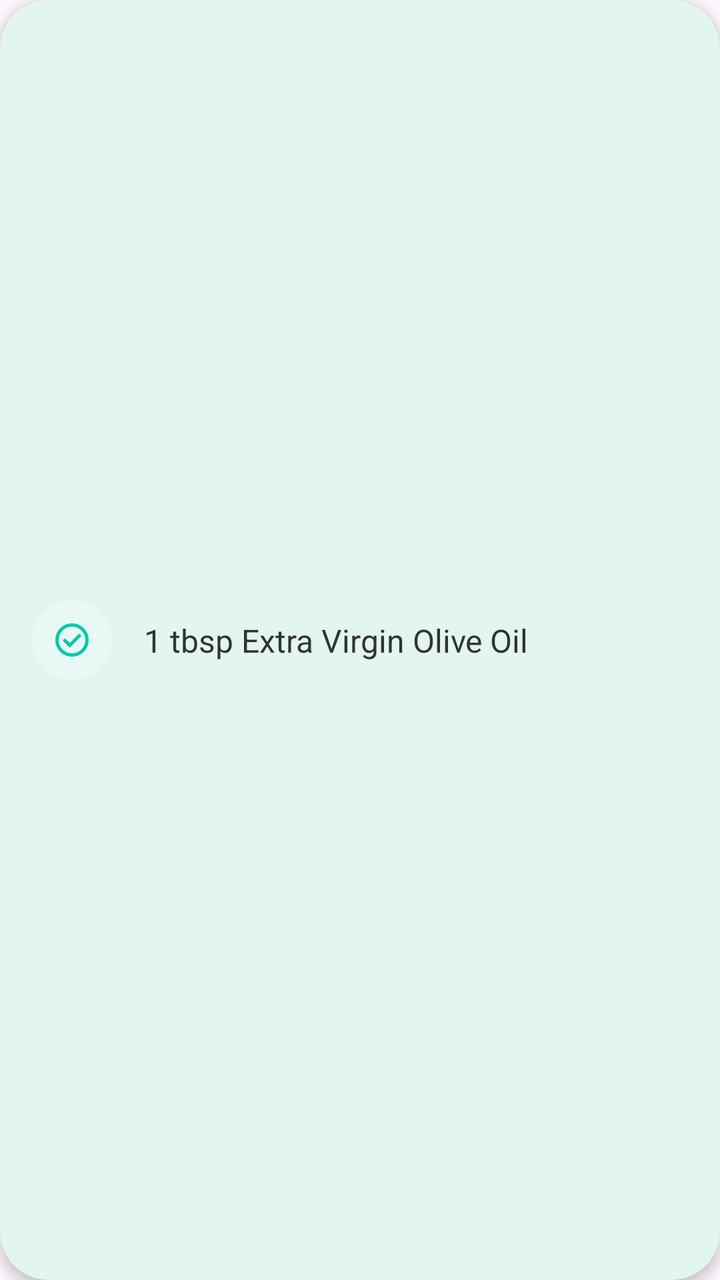
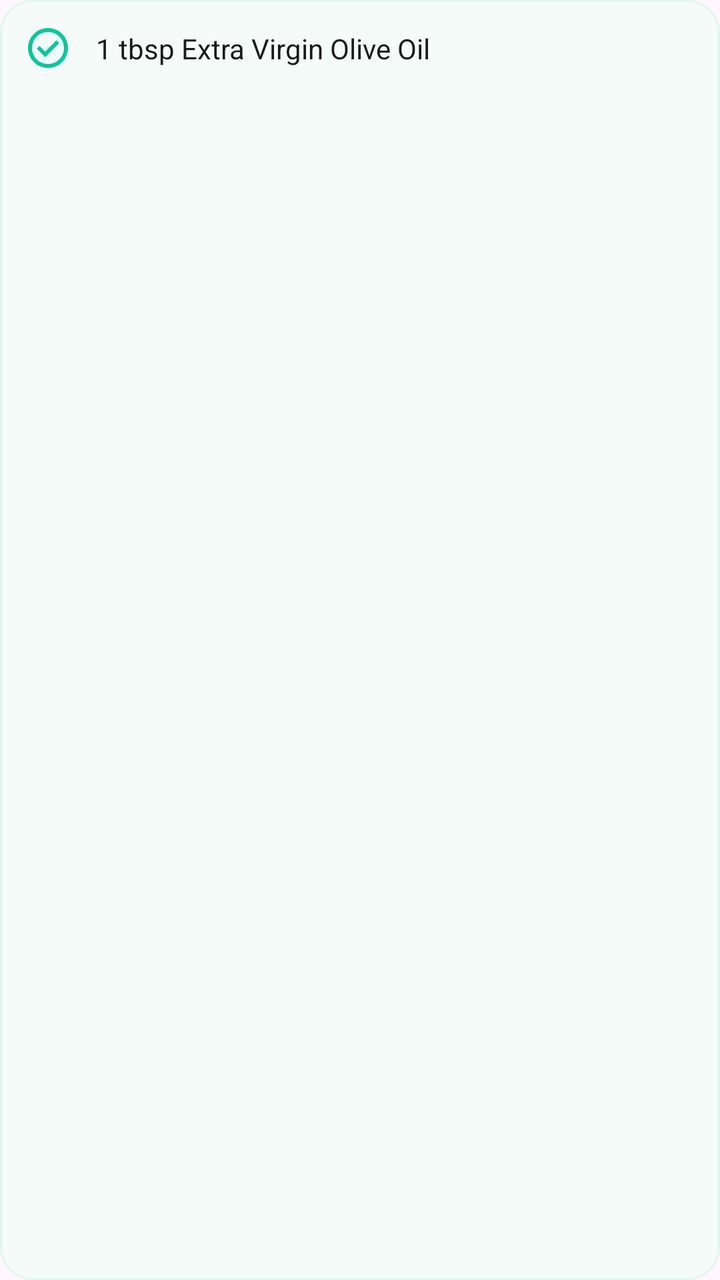

Compare the two renders of this Android layout. The source of the first and the diff that turns it into the second are given below.
<!-- AndroidManifest.xml: application theme Theme.RESTAURANTE -->
<!-- res/layout/item_ingredientes_layout.xml -->
<?xml version="1.0" encoding="utf-8"?>
<androidx.cardview.widget.CardView xmlns:android="http://schemas.android.com/apk/res/android"
    xmlns:tools="http://schemas.android.com/tools"
    xmlns:app="http://schemas.android.com/apk/res-auto"
    android:layout_width="match_parent"
    android:layout_height="wrap_content"
    android:layout_margin="10dp"
    app:cardCornerRadius="24dp"
    app:cardElevation="4dp"
    android:backgroundTint="@color/accent_dark">

    <androidx.constraintlayout.widget.ConstraintLayout
        android:layout_width="match_parent"
        android:layout_height="match_parent"
        android:padding="16dp">
        <FrameLayout
            android:id="@+id/checkContainer"
            android:layout_width="40dp"
            android:layout_height="40dp"
            android:background="@drawable/bg_circle_light_green"
            app:layout_constraintBottom_toBottomOf="parent"
            app:layout_constraintStart_toStartOf="parent"
            app:layout_constraintTop_toTopOf="parent">
            <ImageView
                android:layout_width="20dp"
                android:layout_height="20dp"
                android:layout_gravity="center"
                android:src="@drawable/ic_check_circle"
                app:tint="#00C9A7"/>
        </FrameLayout>
        <TextView
            android:id="@+id/tvIngredientName"
            android:layout_width="0dp"
            android:layout_height="wrap_content"
            android:layout_marginStart="16dp"
            android:text="1 tbsp Extra Virgin Olive Oil"
            android:textColor="#333333"
            android:textSize="16sp"
            app:layout_constraintBottom_toBottomOf="parent"
            app:layout_constraintEnd_toEndOf="parent"
            app:layout_constraintStart_toEndOf="@id/checkContainer"
            app:layout_constraintTop_toTopOf="parent" />
    </androidx.constraintlayout.widget.ConstraintLayout>
</androidx.cardview.widget.CardView>
<!-- resources referenced by this layout -->
<resources>
  <color name="accent_dark">#E2F5EE</color>
  <!-- drawable bg_circle_light_green (drawable) -->
  <shape xmlns:android="http://schemas.android.com/apk/res/android" android:shape="oval">
      <solid android:color="#E8F9F5" /> </shape>
  <!-- drawable ic_check_circle (drawable) -->
  <vector xmlns:android="http://schemas.android.com/apk/res/android" android:height="24dp" android:tint="#00C9A7" android:viewportHeight="960" android:viewportWidth="960" android:width="24dp">
        
      <path android:fillColor="@android:color/white" android:pathData="M424,664L706,382L650,326L424,552L310,438L254,494L424,664ZM480,880Q397,880 324,848.5Q251,817 197,763Q143,709 111.5,636Q80,563 80,480Q80,397 111.5,324Q143,251 197,197Q251,143 324,111.5Q397,80 480,80Q563,80 636,111.5Q709,143 763,197Q817,251 848.5,324Q880,397 880,480Q880,563 848.5,636Q817,709 763,763Q709,817 636,848.5Q563,880 480,880ZM480,800Q614,800 707,707Q800,614 800,480Q800,346 707,253Q614,160 480,160Q346,160 253,253Q160,346 160,480Q160,614 253,707Q346,800 480,800ZM480,480Q480,480 480,480Q480,480 480,480Q480,480 480,480Q480,480 480,480Q480,480 480,480Q480,480 480,480Q480,480 480,480Q480,480 480,480Z"/>
      
  </vector>
  <style name="Theme.RESTAURANTE" parent="Base.Theme.RESTAURANTE" />
  <style name="Base.Theme.RESTAURANTE" parent="Theme.Material3.DayNight.NoActionBar">
          
  
          <item name="android:statusBarColor">@color/brand_green</item>
          <item name="android:windowLightStatusBar">true</item>
      </style>
  <color name="brand_green">#00D09C</color>
</resources>

<!-- the commit's change to res/layout/item_ingredientes_layout.xml (unified diff, before → after) -->
@@ -1,44 +1,43 @@
 <?xml version="1.0" encoding="utf-8"?>
-<androidx.cardview.widget.CardView xmlns:android="http://schemas.android.com/apk/res/android"
-    xmlns:tools="http://schemas.android.com/tools"
+<com.google.android.material.card.MaterialCardView xmlns:android="http://schemas.android.com/apk/res/android"
     xmlns:app="http://schemas.android.com/apk/res-auto"
     android:layout_width="match_parent"
     android:layout_height="wrap_content"
-    android:layout_margin="10dp"
-    app:cardCornerRadius="24dp"
-    app:cardElevation="4dp"
-    android:backgroundTint="@color/accent_dark">
+    android:layout_marginVertical="6dp"
+    android:layout_marginHorizontal="2dp"
+    app:cardCornerRadius="16dp"
+    app:cardElevation="0dp"
+    app:strokeWidth="1dp"
+    app:strokeColor="@color/accent_dark"
+    app:cardBackgroundColor="@color/soft_green">
 
     <androidx.constraintlayout.widget.ConstraintLayout
         android:layout_width="match_parent"
-        android:layout_height="match_parent"
-        android:padding="16dp">
-        <FrameLayout
-            android:id="@+id/checkContainer"
-            android:layout_width="40dp"
-            android:layout_height="40dp"
-            android:background="@drawable/bg_circle_light_green"
-            app:layout_constraintBottom_toBottomOf="parent"
+        android:layout_height="wrap_content"
+        android:padding="12dp">
+
+        <ImageView
+            android:id="@+id/checkIcon"
+            android:layout_width="24dp"
+            android:layout_height="24dp"
+            android:src="@drawable/ic_check_circle"
+            app:tint="@color/brand_green"
             app:layout_constraintStart_toStartOf="parent"
-            app:layout_constraintTop_toTopOf="parent">
-            <ImageView
-                android:layout_width="20dp"
-                android:layout_height="20dp"
-                android:layout_gravity="center"
-                android:src="@drawable/ic_check_circle"
-                app:tint="#00C9A7"/>
-        </FrameLayout>
+            app:layout_constraintTop_toTopOf="parent"
+            app:layout_constraintBottom_toBottomOf="parent" />
+
         <TextView
             android:id="@+id/tvIngredientName"
             android:layout_width="0dp"
             android:layout_height="wrap_content"
-            android:layout_marginStart="16dp"
+            android:layout_marginStart="12dp"
             android:text="1 tbsp Extra Virgin Olive Oil"
-            android:textColor="#333333"
-            android:textSize="16sp"
+            android:textColor="@color/text_dark"
+            android:textSize="14sp"
             app:layout_constraintBottom_toBottomOf="parent"
             app:layout_constraintEnd_toEndOf="parent"
-            app:layout_constraintStart_toEndOf="@id/checkContainer"
+            app:layout_constraintStart_toEndOf="@id/checkIcon"
             app:layout_constraintTop_toTopOf="parent" />
+
     </androidx.constraintlayout.widget.ConstraintLayout>
-</androidx.cardview.widget.CardView>
+</com.google.android.material.card.MaterialCardView>
<!-- resource entries referenced after the edit -->
@@ -1,9 +1,6 @@
 <!-- resources referenced by this layout -->
 <resources>
   <color name="accent_dark">#E2F5EE</color>
-  <!-- drawable bg_circle_light_green (drawable) -->
-  <shape xmlns:android="http://schemas.android.com/apk/res/android" android:shape="oval">
-      <solid android:color="#E8F9F5" /> </shape>
   <!-- drawable ic_check_circle (drawable) -->
   <vector xmlns:android="http://schemas.android.com/apk/res/android" android:height="24dp" android:tint="#00C9A7" android:viewportHeight="960" android:viewportWidth="960" android:width="24dp">
         
@@ -17,6 +14,8 @@
           <item name="android:statusBarColor">@color/brand_green</item>
           <item name="android:windowLightStatusBar">true</item>
       </style>
-  <color name="brand_green">#00D09C</color>
+  <color name="brand_green">#00C99E</color>
+  <color name="soft_green">#F4FBF9</color>
+  <color name="text_dark">#1A1A1A</color>
 </resources>
 
